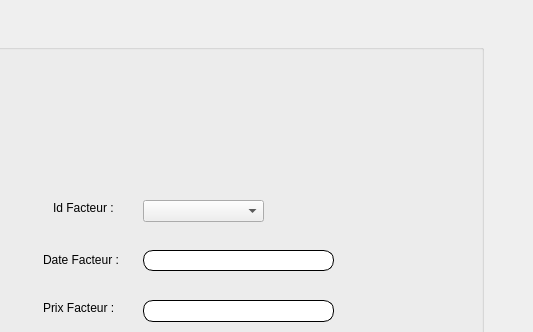
This is mainwindow.ui in naouelboughattas/Smart_Shop_2A17 as Qt 5 draws it before an edit; both pictures show x 277 to 810 and y 91 to 423 of the 810 by 595 pixel window. The edited form follows.
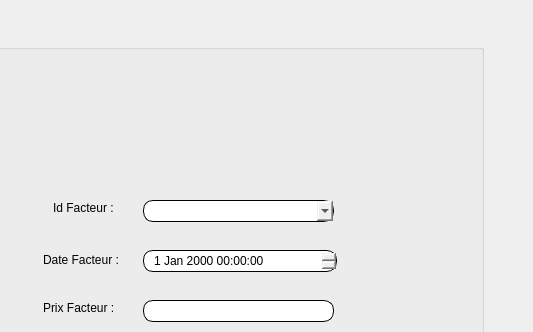
This is the edited form. The open tabs and pages were chosen to show the change. Icons and pictures are not drawn.

Diff of the .ui file:
```diff
--- a/mainwindow.ui
+++ b/mainwindow.ui
@@ -476,26 +476,6 @@
       <property name="title">
        <string>Modifier</string>
       </property>
-      <widget class="QLineEdit" name="modif_date_f">
-       <property name="geometry">
-        <rect>
-         <x>210</x>
-         <y>220</y>
-         <width>191</width>
-         <height>21</height>
-        </rect>
-       </property>
-       <property name="styleSheet">
-        <string notr="true">QLineEdit
-{
- border-width: 1px;
-border-style: solid;
-border-color: black;
-  border-radius: 10px;
-padding:0 8;
-}</string>
-       </property>
-      </widget>
       <widget class="QLineEdit" name="modif_ttc_f">
        <property name="geometry">
         <rect>
@@ -595,23 +575,68 @@
        <property name="geometry">
         <rect>
          <x>230</x>
-         <y>40</y>
-         <width>171</width>
-         <height>101</height>
+         <y>30</y>
+         <width>111</width>
+         <height>121</height>
         </rect>
        </property>
        <property name="text">
         <string/>
        </property>
+       <property name="pixmap">
+        <pixmap>img/modif..png</pixmap>
+       </property>
+       <property name="alignment">
+        <set>Qt::AlignLeading|Qt::AlignLeft|Qt::AlignVCenter</set>
+       </property>
+       <property name="wordWrap">
+        <bool>false</bool>
+       </property>
+       <property name="margin">
+        <number>0</number>
+       </property>
+       <property name="textInteractionFlags">
+        <set>Qt::LinksAccessibleByMouse</set>
+       </property>
       </widget>
       <widget class="QComboBox" name="modif_box">
        <property name="geometry">
         <rect>
          <x>210</x>
          <y>170</y>
-         <width>121</width>
+         <width>191</width>
          <height>22</height>
         </rect>
+       </property>
+       <property name="styleSheet">
+        <string notr="true">QComboBox
+{
+ border-width: 1px;
+border-style: solid;
+border-color: black;
+  border-radius: 10px;
+padding:0 8;
+}</string>
+       </property>
+      </widget>
+      <widget class="QDateTimeEdit" name="modif_date_f_box">
+       <property name="geometry">
+        <rect>
+         <x>210</x>
+         <y>220</y>
+         <width>194</width>
+         <height>22</height>
+        </rect>
+       </property>
+       <property name="styleSheet">
+        <string notr="true">QDateTimeEdit
+{
+ border-width: 1px;
+border-style: solid;
+border-color: black;
+  border-radius: 10px;
+padding:0 8;
+}</string>
        </property>
       </widget>
      </widget>
```
Left out of the diff: 111 changed lines with no effect on the pictures.
